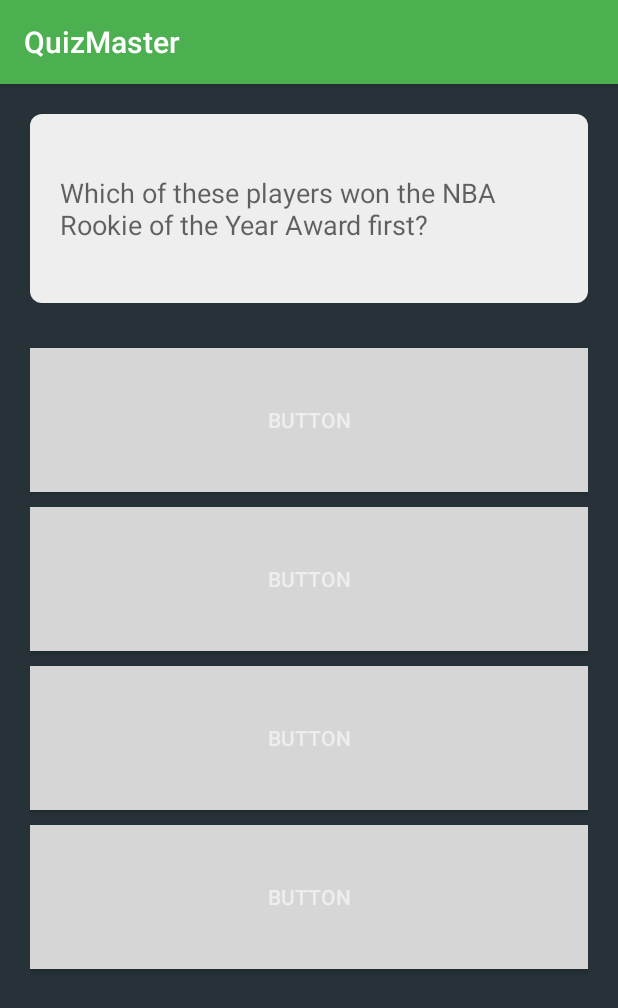
After one commit to SandervWickeren/QuizMaster, an Android app: the fragment Questionfragment placed in its activity, on a phone screen of 412 x 824 dp. The commit adds this screen. Shown: the top 1008 px of the screen. Run offline under Robolectric (Android 15) with nearby library versions, the phone set to English and light mode, and no system bars; our stand-ins replace Volley; network calls fail.

Commit message:
Volleyrequest and question api added

```diff
--- a/app/build.gradle
+++ b/app/build.gradle
@@ -27,10 +27,13 @@ dependencies {
     testImplementation 'junit:junit:4.12'
     androidTestImplementation 'com.android.support.test:runner:1.0.1'
     androidTestImplementation 'com.android.support.test.espresso:espresso-core:3.0.1'
+    compile 'com.android.volley:volley:1.0.0'
 }
 
 
 
 
 
+
+
 apply plugin: 'com.google.gms.google-services'
--- a/app/src/main/AndroidManifest.xml
+++ b/app/src/main/AndroidManifest.xml
@@ -1,6 +1,7 @@
 <?xml version="1.0" encoding="utf-8"?>
 <manifest xmlns:android="http://schemas.android.com/apk/res/android"
     package="com.sandervwickeren.quizmaster">
+    <uses-permission android:name="android.permission.INTERNET" />
 
     <application
         android:allowBackup="true"
@@ -16,7 +17,8 @@
                 <category android:name="android.intent.category.LAUNCHER" />
             </intent-filter>
         </activity>
-        <activity android:name=".Home"></activity>
+        <activity android:name=".Home" />
+        <activity android:name=".Quiz"></activity>
     </application>
 
 </manifest>
--- a/app/src/main/java/com/sandervwickeren/quizmaster/MainActivity.java
+++ b/app/src/main/java/com/sandervwickeren/quizmaster/MainActivity.java
@@ -44,7 +44,7 @@ public class MainActivity extends AppCompatActivity {
             FragmentManager fm = getSupportFragmentManager();
             Loginfragment fragment = new Loginfragment();
             FragmentTransaction ft = fm.beginTransaction();
-            ft.replace(R.id.fragment_container, fragment, "categories");
+            ft.replace(R.id.fragment_container, fragment, "login");
             ft.commit();
         }
     }
--- /dev/null
+++ b/app/src/main/java/com/sandervwickeren/quizmaster/Questionfragment.java
@@ -0,0 +1,35 @@
+package com.sandervwickeren.quizmaster;
+
+
+import android.os.Bundle;
+import android.support.v4.app.Fragment;
+import android.view.LayoutInflater;
+import android.view.View;
+import android.view.ViewGroup;
+
+
+
+public class Questionfragment extends Fragment {
+
+
+    @Override
+    public View onCreateView(LayoutInflater inflater, ViewGroup container,
+                             Bundle savedInstanceState) {
+        // Inflate the layout for this fragment
+        View v = inflater.inflate(R.layout.fragment_questionfragment, container, false);
+
+
+        genLayout(this.getArguments());
+
+
+        return v;
+    }
+
+    public void genLayout(Bundle bundle) {
+
+
+
+
+    }
+
+}
--- /dev/null
+++ b/app/src/main/java/com/sandervwickeren/quizmaster/Quiz.java
@@ -0,0 +1,136 @@
+package com.sandervwickeren.quizmaster;
+
+import android.content.Intent;
+import android.support.v4.app.Fragment;
+import android.support.v4.app.FragmentManager;
+import android.support.v4.app.FragmentTransaction;
+import android.support.v7.app.AppCompatActivity;
+import android.os.Bundle;
+import android.view.View;
+import android.widget.AdapterView;
+import android.widget.ArrayAdapter;
+import android.widget.Button;
+import android.widget.ListAdapter;
+import android.widget.ListView;
+import android.widget.Toast;
+
+import com.android.volley.Request;
+import com.android.volley.RequestQueue;
+import com.android.volley.VolleyError;
+import com.android.volley.toolbox.StringRequest;
+import com.android.volley.toolbox.Volley;
+import com.google.android.gms.common.api.Response;
+
+import org.json.JSONArray;
+import org.json.JSONObject;
+
+import java.util.ArrayList;
+import java.util.List;
+import java.util.Objects;
+
+public class Quiz extends AppCompatActivity {
+
+
+    @Override
+    protected void onCreate(Bundle savedInstanceState) {
+        super.onCreate(savedInstanceState);
+        setContentView(R.layout.activity_quiz);
+
+        volleyRequest("test", "test", "test");
+    }
+
+
+    public void startQuiz(ArrayList<String> questions) {
+
+        // Generate information for fragment
+        Bundle bundle = new Bundle();
+        bundle.putStringArrayList("questions", questions);
+        bundle.putInt("current", 1);
+
+        FragmentManager fm = getSupportFragmentManager();
+        Questionfragment fragment = new Questionfragment();
+        fragment.setArguments(bundle);
+        FragmentTransaction ft = fm.beginTransaction();
+        ft.replace(R.id.quest_fragment_container, fragment, "question");
+        ft.commit();
+    }
+
+
+
+    public void volleyRequest(String url, final String wkey, final String type){
+
+        // Instantiate the RequestQueue.
+        RequestQueue queue = Volley.newRequestQueue(this);
+
+        url = "https://opentdb.com/api.php?amount=2&type=multiple";
+
+        // Request a string response from the provided URL.
+        StringRequest stringRequest = new StringRequest(Request.Method.GET, url,
+                new com.android.volley.Response.Listener<String>() {
+                    @Override
+                    public void onResponse(String response) {
+                        // Display the first 500 characters of the response string.
+                        //test.setText("Response is: "+ response);
+                        //test.setText(pJason(response));
+
+                        // Put all information from jasonarray into list.
+                        JSONArray resp = parseJason(response, "results");
+                        Toast.makeText(Quiz.this,
+                                resp.toString(), Toast.LENGTH_LONG).show();
+
+                        // Create question list
+                        ArrayList<String> questions = new ArrayList<>();
+
+                        // Add all questions to the list
+                        if (resp != null) {
+                            for (int i = 0; i < resp.length(); i++) {
+                                try {
+                                    questions.add(resp.getString(i));
+                                    Toast.makeText(Quiz.this,
+                                            resp.getString(i), Toast.LENGTH_LONG).show();
+
+                                } catch (Exception e) {
+
+
+                                }
+                            }
+                            // Start quiz
+                            startQuiz(questions);
+
+                        }
+
+
+
+
+                    }
+                }, new com.android.volley.Response.ErrorListener() {
+            @Override
+            public void onErrorResponse(VolleyError error) {
+                Toast.makeText(Quiz.this,
+                        error.toString(), Toast.LENGTH_SHORT).show();
+
+            }
+
+        });
+
+        // Add the request to the RequestQueue.
+        queue.add(stringRequest);
+    }
+
+
+    public static JSONArray parseJason(String json, String key) {
+        try {
+            JSONObject jsonObject = new JSONObject(json);
+
+            JSONArray jsonArray = jsonObject.getJSONArray(key);
+
+
+            return jsonArray;
+
+        } catch (Exception e) {
+            return null;
+        }
+    }
+
+
+}
--- /dev/null
+++ b/app/src/main/res/drawable-v24/question_card_background.xml
@@ -0,0 +1,5 @@
+<shape xmlns:android="http://schemas.android.com/apk/res/android" android:shape="rectangle">
+    <corners android:radius="8dp" />
+    <solid android:color="@color/colorLightBackground"/>
+    <padding android:top="40dp" android:right="20dp" android:left="20dp" android:bottom="40dp"/>
+</shape>
--- /dev/null
+++ b/app/src/main/res/drawable-v24/unimportant_button.xml
@@ -0,0 +1,11 @@
+<?xml version="1.0" encoding="utf-8"?>
+
+<selector xmlns:android="http://schemas.android.com/apk/res/android">
+    <item
+        android:state_pressed="true"
+        android:state_enabled="true"
+        android:drawable="@drawable/unimportant_button_background" />
+    <item
+        android:state_enabled="true"
+        android:drawable="@drawable/unimportant_button_with_shadow" />
+</selector>
--- /dev/null
+++ b/app/src/main/res/layout/activity_quiz.xml
@@ -0,0 +1,17 @@
+<?xml version="1.0" encoding="utf-8"?>
+<LinearLayout xmlns:android="http://schemas.android.com/apk/res/android"
+    xmlns:app="http://schemas.android.com/apk/res-auto"
+    xmlns:tools="http://schemas.android.com/tools"
+    android:layout_width="match_parent"
+    android:layout_height="match_parent"
+    android:orientation="vertical"
+    android:background="@color/colorMainBackground"
+    tools:context="com.sandervwickeren.quizmaster.Quiz">
+
+    <FrameLayout
+        xmlns:android="http://schemas.android.com/apk/res/android"
+        android:id="@+id/quest_fragment_container"
+        android:layout_width="match_parent"
+        android:layout_height="match_parent" />
+
+</LinearLayout>
--- a/app/src/main/res/layout/fragment_loginfragment.xml
+++ b/app/src/main/res/layout/fragment_loginfragment.xml
@@ -52,7 +52,7 @@
             android:layout_width="wrap_content"
             android:layout_height="wrap_content"
             android:layout_weight="1"
-            android:background="@drawable/unimportant_button_with_shadow"
+            android:background="@drawable/unimportant_button"
             android:shadowColor="@color/colorUnimportantButtonShadow"
             android:layout_marginEnd="5dp"
             android:text="Register"
@@ -65,7 +65,7 @@
             android:layout_gravity="end"
             android:layout_weight="1"
             android:layout_marginStart="5dp"
-            android:background="@drawable/button_with_shadow"
+            android:background="@drawable/button"
             android:text="Login"
             android:textColor="@color/colorLightBackground" />
     </LinearLayout>
--- /dev/null
+++ b/app/src/main/res/layout/fragment_questionfragment.xml
@@ -0,0 +1,55 @@
+<LinearLayout xmlns:android="http://schemas.android.com/apk/res/android"
+    xmlns:tools="http://schemas.android.com/tools"
+    android:layout_width="match_parent"
+    android:layout_height="match_parent"
+    android:orientation="vertical"
+    android:padding="20dp"
+    android:background="@color/colorMainBackground"
+    tools:context="com.sandervwickeren.quizmaster.Questionfragment">
+
+
+    <TextView
+        android:id="@+id/textView2"
+        android:layout_width="match_parent"
+        android:layout_height="wrap_content"
+        android:background="@drawable/question_card_background"
+        android:layout_marginBottom="30dp"
+        android:textAppearance="@style/TextAppearance.AppCompat.Medium"
+        android:text="Which of these players won the NBA Rookie of the Year Award first?" />
+
+    <Button
+        android:id="@+id/answer_a"
+        android:layout_width="match_parent"
+        android:layout_height="wrap_content"
+        android:background="@drawable/unimportant_button"
+        android:layout_marginBottom="10dp"
+        android:textColor="@color/colorLightBackground"
+        android:text="Button" />
+
+    <Button
+        android:id="@+id/answer_b"
+        android:layout_width="match_parent"
+        android:layout_height="wrap_content"
+        android:layout_marginBottom="10dp"
+        android:background="@drawable/unimportant_button"
+        android:textColor="@color/colorLightBackground"
+        android:text="Button" />
+
+    <Button
+        android:id="@+id/answer_c"
+        android:layout_width="match_parent"
+        android:layout_height="wrap_content"
+        android:layout_marginBottom="10dp"
+        android:background="@drawable/unimportant_button"
+        android:textColor="@color/colorLightBackground"
+        android:text="Button" />
+
+    <Button
+        android:id="@+id/answer_d"
+        android:layout_width="match_parent"
+        android:layout_height="wrap_content"
+        android:background="@drawable/unimportant_button"
+        android:textColor="@color/colorLightBackground"
+        android:text="Button" />
+
+</LinearLayout>
--- a/app/src/main/res/layout/fragment_registerfragment.xml
+++ b/app/src/main/res/layout/fragment_registerfragment.xml
@@ -84,7 +84,7 @@
             android:layout_height="wrap_content"
             android:layout_weight="1"
             android:shadowColor="@color/colorUnimportantButtonShadow"
-            android:background="@drawable/unimportant_button_with_shadow"
+            android:background="@drawable/unimportant_button"
             android:text="Back"
             android:layout_marginRight="5dp"
             android:textColor="@color/colorLightBackground" />
@@ -98,7 +98,7 @@
             android:layout_weight="1"
 
             android:text="Register"
-            android:background="@drawable/button_with_shadow"
+            android:background="@drawable/button"
             android:textColor="@color/colorLightBackground" />
     </LinearLayout>
 
```
Also changed, not shown: app/src/main/java/com/sandervwickeren/quizmaster/Home.java (+16 -0 lines), app/src/main/res/drawable-v24/button.xml (added, +11 -0 lines), app/src/main/res/layout/activity_home.xml (+6 -6 lines), app/src/main/res/layout/activity_main.xml (+1 -9 lines).
